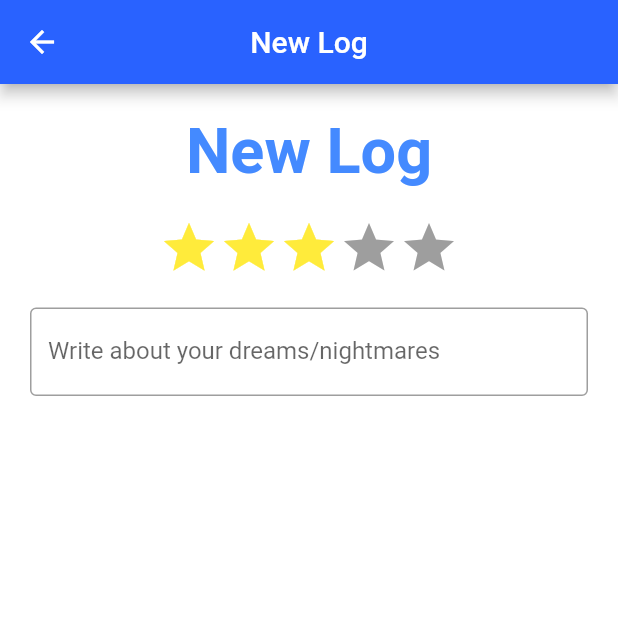
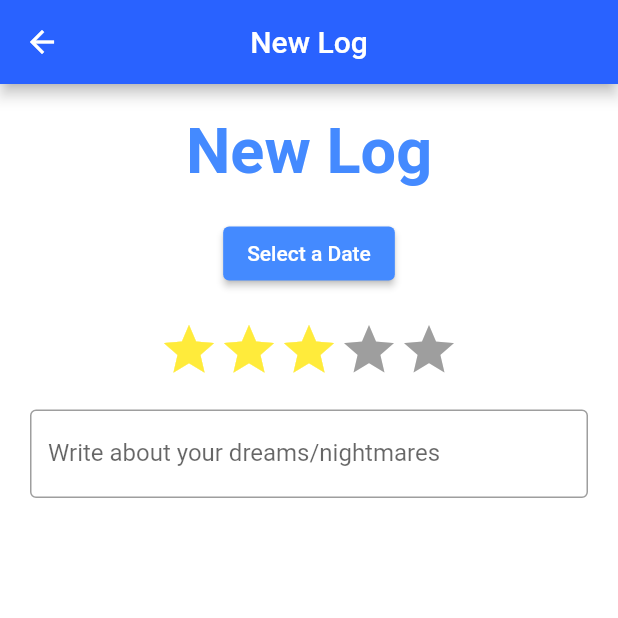
Before and after one commit to Snail51/SweetDreams, a Flutter app: the CreateLogPage screen opened directly, on a phone screen of 412 x 824 dp, the top half of it. Run offline on Flutter 3.47's test engine with Material 2 defaults, Android fonts, the phone set to English and light mode, and no system bars; drawn by our look-alikes of flutter_rating_bar.

Commit message:
added date picker

```diff
--- a/lib/dreams/views/create_log.dart
+++ b/lib/dreams/views/create_log.dart
@@ -18,10 +18,26 @@ class _CreateLogPageState extends State<CreateLogPage>  {
   }
 
   var _rating = 0.0;
+  DateTime selectedDate = DateTime.now();
+
 
 
   @override
   Widget build(BuildContext context) {
+
+    _selectDate(BuildContext context) async{
+      final DateTime? picked = await showDatePicker(
+        context: context,
+        initialDate: selectedDate, // Refer step 1
+        firstDate: DateTime(2000),
+        lastDate: DateTime(2025),
+      );
+      if (picked != null && picked != selectedDate)
+        setState(() {
+          selectedDate = picked;
+        });
+    }
+
     return Scaffold(
       appBar: AppBar(
         title: Text("New Log"),
@@ -35,6 +51,16 @@ class _CreateLogPageState extends State<CreateLogPage>  {
               Padding(
                   padding: EdgeInsets.only(top: 20.0,),
                   child: Text("New Log", style: const TextStyle(fontWeight: FontWeight.bold, color: Colors.blueAccent), textScaleFactor: 3,)
+              ),
+              Padding(
+                padding:EdgeInsets.only(top: 20.0, left: 20.0, right: 20.0,),
+                child: ElevatedButton(
+                  style: ElevatedButton.styleFrom(
+                      primary: Colors.blueAccent
+                  ),
+                  child: Text('Select a Date'),
+                  onPressed: () => _selectDate(context)
+                ),
               ),
               Padding(
                 padding:EdgeInsets.only(top: 20.0, left: 20.0, right: 20.0,),
```
